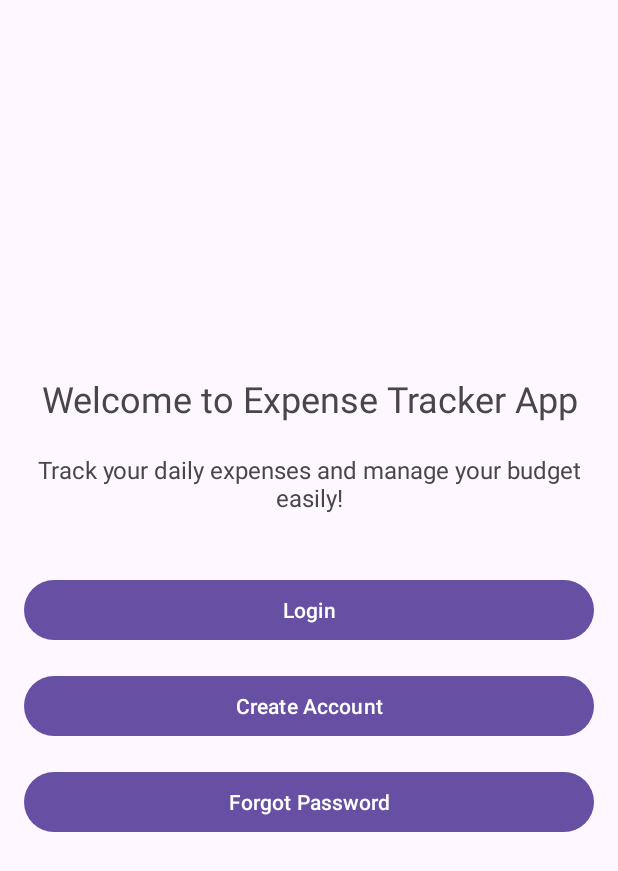
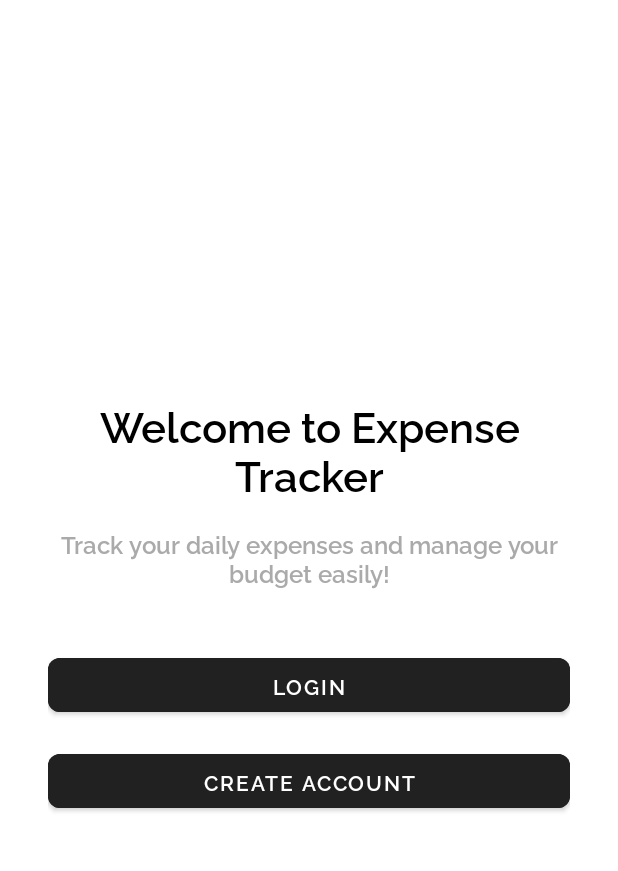
Before and after one commit to Skinnyytallboy/expensetrackerApp, an Android app: the OnboardingActivity screen opened directly, with no data from a screen before it, on a phone screen of 412 x 824 dp. Shown: the top 871 px of the screen. Run offline under Robolectric (Android 15) with nearby library versions, the phone set to English and light mode, and no system bars.

Commit message:
style: improve UI

```diff
--- a/app/src/main/java/com/stb/expensetrackerapp/OnboardingActivity.java
+++ b/app/src/main/java/com/stb/expensetrackerapp/OnboardingActivity.java
@@ -21,10 +21,8 @@ public class OnboardingActivity extends AppCompatActivity {
 
         btnLogin = findViewById(R.id.btnLogin);
         btnSignup = findViewById(R.id.btnSignup);
-        btnForgotPassword = findViewById(R.id.btnForgotPassword);
 
         btnLogin.setOnClickListener(v -> startActivity(new Intent(OnboardingActivity.this, LoginActivity.class)));
         btnSignup.setOnClickListener(v -> startActivity(new Intent(OnboardingActivity.this, SignupActivity.class)));
-        btnForgotPassword.setOnClickListener(v -> startActivity(new Intent(OnboardingActivity.this, ForgotPasswordActivity.class)));
     }
 }
--- a/app/src/main/res/layout/activity_onboarding.xml
+++ b/app/src/main/res/layout/activity_onboarding.xml
@@ -1,44 +1,60 @@
 <?xml version="1.0" encoding="utf-8"?>
 <LinearLayout xmlns:android="http://schemas.android.com/apk/res/android"
+    xmlns:app="http://schemas.android.com/apk/res-auto"
+    android:id="@+id/onBoardingLayout"
     android:layout_width="match_parent"
     android:layout_height="match_parent"
+    android:layout_margin="0dp"
+    android:background="@color/white"
+    android:gravity="center"
     android:orientation="vertical"
-    android:padding="16dp"
-    android:gravity="center">
+    android:padding="32dp">
+
     <TextView
         android:id="@+id/tvAboutApp"
         android:layout_width="wrap_content"
         android:layout_height="wrap_content"
-        android:text="Welcome to Expense Tracker App"
-        android:textSize="24sp"
-        android:layout_marginBottom="20dp"
-        android:textAlignment="center" />
+        android:layout_marginBottom="16dp"
+        android:fontFamily="@font/raleway_semibold"
+        android:text="Welcome to Expense Tracker"
+        android:textAlignment="center"
+        android:textColor="@android:color/black"
+        android:textSize="28sp" />
+
     <TextView
         android:id="@+id/tvDescription"
         android:layout_width="wrap_content"
         android:layout_height="wrap_content"
+        android:layout_marginBottom="40dp"
+        android:fontFamily="@font/raleway_semibold"
         android:text="Track your daily expenses and manage your budget easily!"
-        android:textSize="16sp"
         android:textAlignment="center"
-        android:layout_marginBottom="40dp" />
+        android:textColor="@android:color/darker_gray"
+        android:textSize="16sp" />
+
     <Button
         android:id="@+id/btnLogin"
+        style="@style/Widget.MaterialComponents.Button"
         android:layout_width="match_parent"
         android:layout_height="wrap_content"
+        android:layout_marginBottom="16dp"
+        android:backgroundTint="#212121"
+        android:fontFamily="@font/raleway_semibold"
         android:text="Login"
-        android:layout_marginBottom="16dp" />
+        app:cornerRadius="8dp"
+        android:textColor="@android:color/white" />
 
     <Button
         android:id="@+id/btnSignup"
+        style="@style/Widget.MaterialComponents.Button"
         android:layout_width="match_parent"
         android:layout_height="wrap_content"
+        android:layout_marginBottom="16dp"
+        android:fontFamily="@font/raleway_semibold"
+        android:backgroundTint="#212121"
         android:text="Create Account"
-        android:layout_marginBottom="16dp" />
+        app:cornerRadius="8dp"
+        android:textColor="@android:color/white" />
 
-    <Button
-        android:id="@+id/btnForgotPassword"
-        android:layout_width="match_parent"
-        android:layout_height="wrap_content"
-        android:text="Forgot Password"
-        android:layout_marginBottom="16dp" />
+
 </LinearLayout>
```
